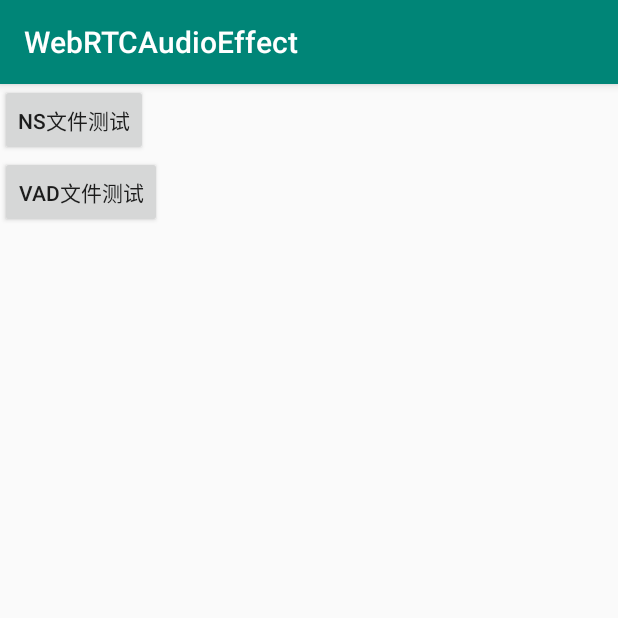
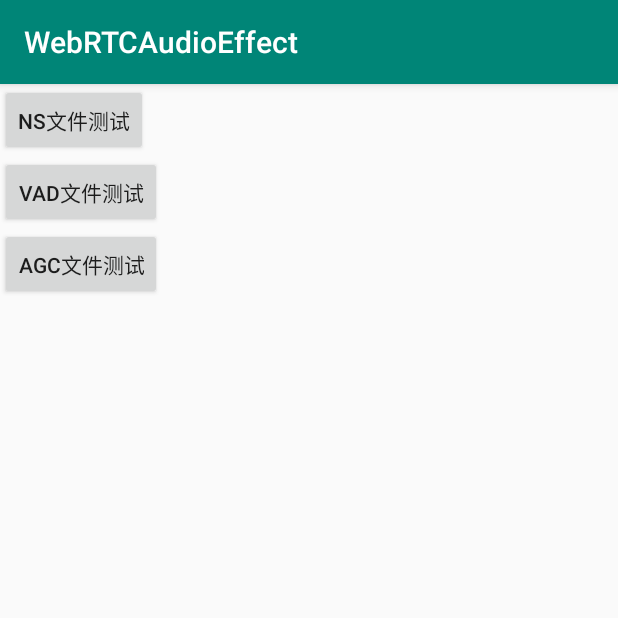
Before and after one commit to StevenSunGit/WebRTCAudioEffect, an Android app: the screen it shows after launch (MainActivity), on a phone screen of 412 x 824 dp, the top half of it. Run offline under Robolectric (Android 15) with nearby library versions, the phone set to English and light mode, and no system bars.

Commit message:
add agc code
Signed-off-by: sunyunfei <sunyunfei@xiaomi.com>

```diff
--- a/app/src/main/java/com/feifei/webrtcaudioeffect/AudioEffect/AutomaticGainControl.java
+++ b/app/src/main/java/com/feifei/webrtcaudioeffect/AudioEffect/AutomaticGainControl.java
@@ -1,6 +1,10 @@
 package com.feifei.webrtcaudioeffect.AudioEffect;
 
 public class AutomaticGainControl {
+    static {
+        System.loadLibrary("automatic-gain-control");
+    }
+
     public native long agcCreate();
     /*agc模式：
       0 = kAgcModeUnchanged,
@@ -9,6 +13,7 @@
       3 = kAgcModeFixedDigital
      */
     public native int agcInit(long agcID, int agcMode, int sampleRate);
+    /* gaindB = 9, leveldB = 3 */
     public native int agcSetConfig(long agcID, int gaindB, int leveldB);
     public native int agcProcess(long agcID, short[] inputBuffer, int numBands, int sampleRate ,short[] outputBuffer);
     public native void agcFree(long agcID);
--- a/app/src/main/res/layout/activity_main.xml
+++ b/app/src/main/res/layout/activity_main.xml
@@ -16,4 +16,10 @@
         android:layout_width="wrap_content"
         android:layout_height="wrap_content"
         android:id="@+id/vadFileTest" />
+    <Button
+        android:text="AGC文件测试"
+        android:textAllCaps="false"
+        android:layout_width="wrap_content"
+        android:layout_height="wrap_content"
+        android:id="@+id/agcFileTest" />
 </LinearLayout>
```
Also changed, not shown: app/src/main/java/com/feifei/webrtcaudioeffect/MainActivity.java (+53 -1 lines).
